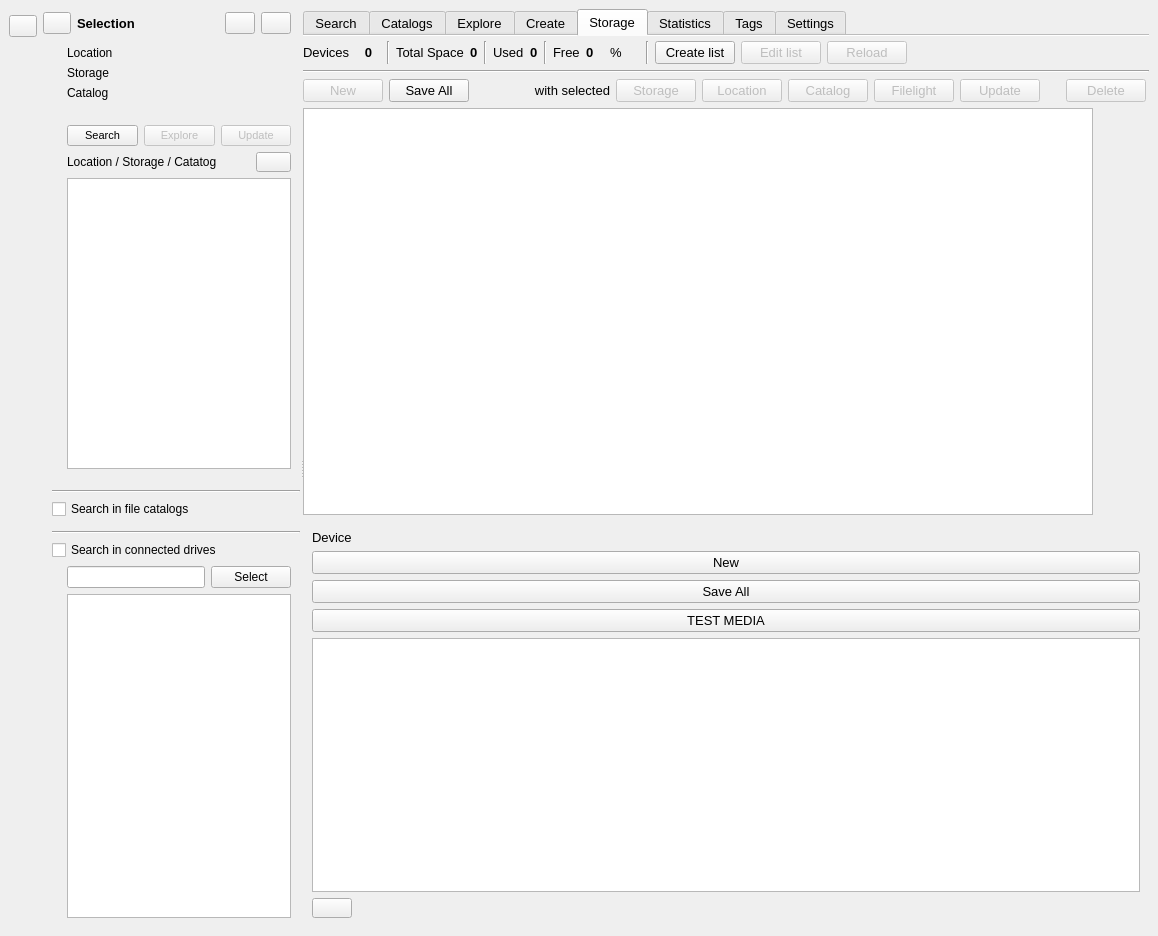
Above: mainwindow.ui from StephaneCouturier/Katalog before the change. Below: the same form after it.
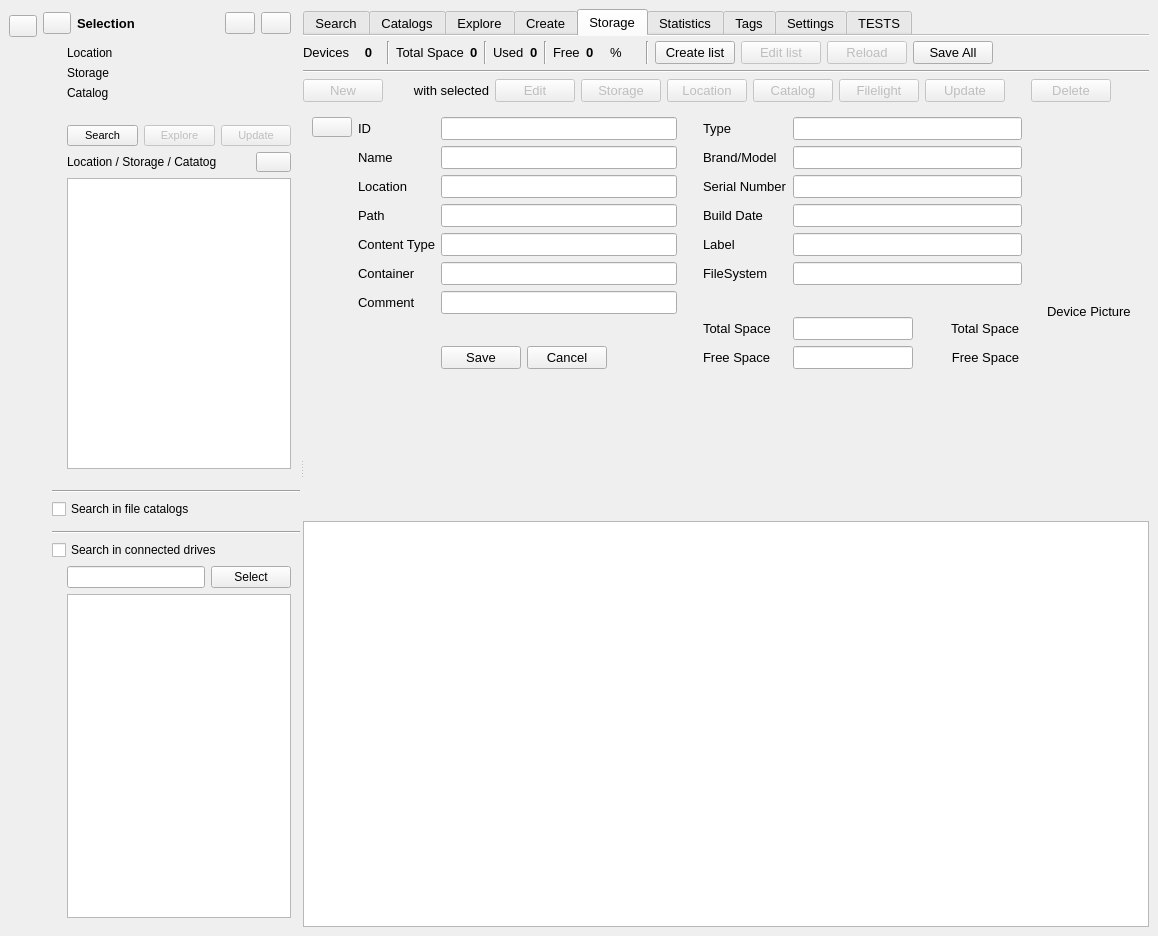
That is the form after the change. The open tabs and pages were chosen to show the change. Icons and pictures are not drawn. Custom widgets are drawn as their Qt base class.

The edit to the form file:
```diff
--- a/mainwindow.ui
+++ b/mainwindow.ui
@@ -234,7 +234,7 @@
                <number>0</number>
               </property>
               <item>
-               <layout class="QHBoxLayout" name="horizontalLayout_10">
+               <layout class="QHBoxLayout" name="Storage_horizontalLayout_10">
                 <item>
                  <widget class="QPushButton" name="Filter_pushButton_Search">
                   <property name="maximumSize">
@@ -5747,199 +5747,6 @@
               </property>
              </widget>
             </item>
-            <item row="2" column="0">
-             <layout class="QHBoxLayout" name="Storage_horizontalLayout_SelectedDevice">
-              <item>
-               <widget class="QPushButton" name="Storage_pushButton_New">
-                <property name="enabled">
-                 <bool>false</bool>
-                </property>
-                <property name="toolTip">
-                 <string>Add a new storage device</string>
-                </property>
-                <property name="text">
-                 <string>New</string>
-                </property>
-                <property name="icon">
-                 <iconset theme="folder-new">
-                  <normaloff>.</normaloff>.</iconset>
-                </property>
-               </widget>
-              </item>
-              <item>
-               <widget class="QPushButton" name="Storage_pushButton_SaveAll">
-                <property name="enabled">
-                 <bool>true</bool>
-                </property>
-                <property name="toolTip">
-                 <string>Save changes made directly in the table below</string>
-                </property>
-                <property name="text">
-                 <string>Save All</string>
-                </property>
-                <property name="icon">
-                 <iconset theme="document-save">
-                  <normaloff>.</normaloff>.</iconset>
-                </property>
-               </widget>
-              </item>
-              <item>
-               <widget class="QLabel" name="Storage_label_WithSelectedStorage">
-                <property name="minimumSize">
-                 <size>
-                  <width>135</width>
-                  <height>0</height>
-                 </size>
-                </property>
-                <property name="font">
-                 <font>
-                  <pointsize>10</pointsize>
-                 </font>
-                </property>
-                <property name="text">
-                 <string>with selected</string>
-                </property>
-                <property name="alignment">
-                 <set>Qt::AlignRight|Qt::AlignTrailing|Qt::AlignVCenter</set>
-                </property>
-                <property name="margin">
-                 <number>4</number>
-                </property>
-               </widget>
-              </item>
-              <item>
-               <widget class="QPushButton" name="Storage_pushButton_SearchStorage">
-                <property name="enabled">
-                 <bool>false</bool>
-                </property>
-                <property name="toolTip">
-                 <string>Search files or folders in the selected storage device</string>
-                </property>
-                <property name="text">
-                 <string>Storage</string>
-                </property>
-                <property name="icon">
-                 <iconset theme="edit-find">
-                  <normaloff>.</normaloff>.</iconset>
-                </property>
-               </widget>
-              </item>
-              <item>
-               <widget class="QPushButton" name="Storage_pushButton_SearchLocation">
-                <property name="enabled">
-                 <bool>false</bool>
-                </property>
-                <property name="toolTip">
-                 <string>Search files or folders in the selected location</string>
-                </property>
-                <property name="text">
-                 <string>Location</string>
-                </property>
-                <property name="icon">
-                 <iconset theme="edit-find">
-                  <normaloff>.</normaloff>.</iconset>
-                </property>
-               </widget>
-              </item>
-              <item>
-               <widget class="QPushButton" name="Storage_pushButton_CreateCatalog">
-                <property name="enabled">
-                 <bool>false</bool>
-                </property>
-                <property name="toolTip">
-                 <string>Create a new catalog for this device</string>
-                </property>
-                <property name="text">
-                 <string>Catalog</string>
-                </property>
-                <property name="icon">
-                 <iconset theme="journal-new">
-                  <normaloff>.</normaloff>.</iconset>
-                </property>
-               </widget>
-              </item>
-              <item>
-               <widget class="QPushButton" name="Storage_pushButton_OpenFilelight">
-                <property name="enabled">
-                 <bool>false</bool>
-                </property>
-                <property name="toolTip">
-                 <string>Open the path in Filelight</string>
-                </property>
-                <property name="text">
-                 <string>Filelight</string>
-                </property>
-                <property name="icon">
-                 <iconset theme="gparted">
-                  <normaloff>.</normaloff>.</iconset>
-                </property>
-               </widget>
-              </item>
-              <item>
-               <widget class="QPushButton" name="Storage_pushButton_Update">
-                <property name="enabled">
-                 <bool>false</bool>
-                </property>
-                <property name="toolTip">
-                 <string>Update the values for the selected device (label, filesystem, total size, free space)</string>
-                </property>
-                <property name="text">
-                 <string>Update</string>
-                </property>
-                <property name="icon">
-                 <iconset theme="media-playlist-repeat">
-                  <normaloff>.</normaloff>.</iconset>
-                </property>
-               </widget>
-              </item>
-              <item>
-               <spacer name="Storage_horizontalSpacer_06">
-                <property name="orientation">
-                 <enum>Qt::Horizontal</enum>
-                </property>
-                <property name="sizeType">
-                 <enum>QSizePolicy::Fixed</enum>
-                </property>
-                <property name="sizeHint" stdset="0">
-                 <size>
-                  <width>20</width>
-                  <height>20</height>
-                 </size>
-                </property>
-               </spacer>
-              </item>
-              <item>
-               <widget class="QPushButton" name="Storage_pushButton_Delete">
-                <property name="enabled">
-                 <bool>false</bool>
-                </property>
-                <property name="toolTip">
-                 <string>Delete the selected device</string>
-                </property>
-                <property name="text">
-                 <string>Delete</string>
-                </property>
-                <property name="icon">
-                 <iconset theme="edit-delete">
-                  <normaloff>.</normaloff>.</iconset>
-                </property>
-               </widget>
-              </item>
-              <item>
-               <spacer name="Storage_horizontalSpacer_07">
-                <property name="orientation">
-                 <enum>Qt::Horizontal</enum>
-                </property>
-                <property name="sizeHint" stdset="0">
-                 <size>
-                  <width>40</width>
-                  <height>20</height>
-                 </size>
-                </property>
-               </spacer>
-              </item>
-             </layout>
-            </item>
             <item row="0" column="0">
              <layout class="QHBoxLayout" name="Storage_horizontalLayout_Summary">
               <item>
@@ -6139,6 +5946,23 @@
                 </property>
                </widget>
               </item>
+              <item>
+               <widget class="QPushButton" name="Storage_pushButton_SaveAll">
+                <property name="enabled">
+                 <bool>true</bool>
+                </property>
+                <property name="toolTip">
+                 <string>Save changes made directly in the table below</string>
+                </property>
+                <property name="text">
+                 <string>Save All</string>
+                </property>
+                <property name="icon">
+                 <iconset theme="document-save">
+                  <normaloff>.</normaloff>.</iconset>
+                </property>
+               </widget>
+              </item>
               <item>
                <spacer name="Storage_horizontalSpacer_05">
                 <property name="orientation">
@@ -6154,70 +5978,200 @@
               </item>
              </layout>
             </item>
-            <item row="4" column="0">
-             <widget class="QWidget" name="Storage_widget" native="true">
-              <layout class="QVBoxLayout" name="verticalLayout_19">
-               <item>
-                <widget class="QLabel" name="Storage_label_PanelDevice">
-                 <property name="text">
-                  <string>Device</string>
-                 </property>
-                </widget>
-               </item>
-               <item>
-                <widget class="QPushButton" name="Storage_pushButton_PanelNew">
-                 <property name="text">
-                  <string>New</string>
-                 </property>
-                </widget>
-               </item>
-               <item>
-                <widget class="QPushButton" name="Storage_pushButton_PanelSaveAll">
-                 <property name="text">
-                  <string>Save All</string>
-                 </property>
-                </widget>
-               </item>
-               <item>
-                <widget class="QPushButton" name="Storage_pushButton_TestMedia">
-                 <property name="text">
-                  <string>TEST MEDIA</string>
-                 </property>
-                </widget>
-               </item>
-               <item>
-                <widget class="QListView" name="Storage_listView_Media"/>
-               </item>
-               <item>
-                <widget class="QPushButton" name="Storage_pushButton_ShowHidePanel">
-                 <property name="maximumSize">
-                  <size>
-                   <width>40</width>
-                   <height>22</height>
-                  </size>
-                 </property>
-                 <property name="toolTip">
-                  <string>Show/Hide Filters and Settings</string>
-                 </property>
-                 <property name="statusTip">
-                  <string/>
-                 </property>
-                 <property name="styleSheet">
-                  <string notr="true">padding: 2px 10px;</string>
-                 </property>
-                 <property name="text">
-                  <string/>
-                 </property>
-                 <property name="icon">
-                  <iconset theme="go-previous">
-                   <normaloff>.</normaloff>.</iconset>
-                 </property>
-                </widget>
-               </item>
-              </layout>
-             </widget>
+            <item row="2" column="0">
+             <layout class="QHBoxLayout" name="Storage_horizontalLayout_SelectedDevice">
+              <item>
+               <widget class="QPushButton" name="Storage_pushButton_New">
+                <property name="enabled">
+                 <bool>false</bool>
+                </property>
+                <property name="toolTip">
+                 <string>Add a new storage device</string>
+                </property>
+                <property name="text">
+                 <string>New</string>
+                </property>
+                <property name="icon">
+                 <iconset theme="folder-new">
+                  <normaloff>.</normaloff>.</iconset>
+                </property>
+               </widget>
+              </item>
+              <item>
+               <widget class="QLabel" name="Storage_label_WithSelectedStorage">
+                <property name="minimumSize">
+                 <size>
+                  <width>100</width>
+                  <height>0</height>
+                 </size>
+                </property>
+                <property name="font">
+                 <font>
+                  <pointsize>10</pointsize>
+                 </font>
+                </property>
+                <property name="text">
+                 <string>with selected</string>
+                </property>
+                <property name="alignment">
+                 <set>Qt::AlignRight|Qt::AlignTrailing|Qt::AlignVCenter</set>
+                </property>
+                <property name="margin">
+                 <number>4</number>
+                </property>
+               </widget>
+              </item>
+              <item>
+               <widget class="QPushButton" name="Storage_pushButton_Edit">
+                <property name="enabled">
+                 <bool>false</bool>
+                </property>
+                <property name="toolTip">
+                 <string>Save changes made directly in the table below</string>
+                </property>
+                <property name="text">
+                 <string>Edit</string>
+                </property>
+                <property name="icon">
+                 <iconset theme="document-edit-sign">
+                  <normaloff>.</normaloff>.</iconset>
+                </property>
+               </widget>
+              </item>
+              <item>
+               <widget class="QPushButton" name="Storage_pushButton_SearchStorage">
+                <property name="enabled">
+                 <bool>false</bool>
+                </property>
+                <property name="toolTip">
+                 <string>Search files or folders in the selected storage device</string>
+                </property>
+                <property name="text">
+                 <string>Storage</string>
+                </property>
+                <property name="icon">
+                 <iconset theme="edit-find">
+                  <normaloff>.</normaloff>.</iconset>
+                </property>
+               </widget>
+              </item>
+              <item>
+               <widget class="QPushButton" name="Storage_pushButton_SearchLocation">
+                <property name="enabled">
+                 <bool>false</bool>
+                </property>
+                <property name="toolTip">
+                 <string>Search files or folders in the selected location</string>
+                </property>
+                <property name="text">
+                 <string>Location</string>
+                </property>
+                <property name="icon">
+                 <iconset theme="edit-find">
+                  <normaloff>.</normaloff>.</iconset>
+                </property>
+               </widget>
+              </item>
+              <item>
+               <widget class="QPushButton" name="Storage_pushButton_CreateCatalog">
+                <property name="enabled">
+                 <bool>false</bool>
+                </property>
+                <property name="toolTip">
+                 <string>Create a new catalog for this device</string>
+                </property>
+                <property name="text">
+                 <string>Catalog</string>
+                </property>
+                <property name="icon">
+                 <iconset theme="journal-new">
+                  <normaloff>.</normaloff>.</iconset>
+                </property>
+               </widget>
+              </item>
+              <item>
+               <widget class="QPushButton" name="Storage_pushButton_OpenFilelight">
+                <property name="enabled">
+                 <bool>false</bool>
+                </property>
+                <property name="toolTip">
+                 <string>Open the path in Filelight</string>
+                </property>
+                <property name="text">
+                 <string>Filelight</string>
+                </property>
+                <property name="icon">
+                 <iconset theme="gparted">
+                  <normaloff>.</normaloff>.</iconset>
+                </property>
+               </widget>
+              </item>
+              <item>
+               <widget class="QPushButton" name="Storage_pushButton_Update">
+                <property name="enabled">
+                 <bool>false</bool>
+                </property>
+                <property name="toolTip">
+                 <string>Update the values for the selected device (label, filesystem, total size, free space)</string>
+                </property>
+                <property name="text">
+                 <string>Update</string>
+                </property>
+                <property name="icon">
+                 <iconset theme="media-playlist-repeat">
+                  <normaloff>.</normaloff>.</iconset>
+                </property>
+               </widget>
+              </item>
+              <item>
+               <spacer name="Storage_horizontalSpacer_06">
+                <property name="orientation">
+                 <enum>Qt::Horizontal</enum>
+                </property>
+                <property name="sizeType">
+                 <enum>QSizePolicy::Fixed</enum>
+                </property>
+                <property name="sizeHint" stdset="0">
+                 <size>
+                  <width>20</width>
+                  <height>20</height>
+                 </size>
+                </property>
+               </spacer>
+              </item>
+              <item>
+               <widget class="QPushButton" name="Storage_pushButton_Delete">
+                <property name="enabled">
+                 <bool>false</bool>
+                </property>
+                <property name="toolTip">
+                 <string>Delete the selected device</string>
+                </property>
+                <property name="text">
+                 <string>Delete</string>
+                </property>
+                <property name="icon">
+                 <iconset theme="edit-delete">
+                  <normaloff>.</normaloff>.</iconset>
+                </property>
+               </widget>
+              </item>
+              <item>
+               <spacer name="Storage_horizontalSpacer_07">
+                <property name="orientation">
+                 <enum>Qt::Horizontal</enum>
+                </property>
+                <property name="sizeHint" stdset="0">
+                 <size>
+                  <width>40</width>
+                  <height>20</height>
+                 </size>
+                </property>
+               </spacer>
+              </item>
+             </layout>
             </item>
-            <item row="3" column="0">
+            <item row="4" column="0">
              <layout class="QHBoxLayout" name="Storage_horizontalLayout_ListAndPanel">
               <item>
                <widget class="QTreeView" name="Storage_treeView_StorageList">
@@ -6235,11 +6189,41 @@
                 </property>
                </widget>
               </item>
-              <item>
-               <widget class="QWidget" name="Storage_widget_EditPanel" native="true">
-                <layout class="QGridLayout" name="gridLayout_5">
-                 <item row="4" column="2">
-                  <spacer name="Storage_spacer">
+             </layout>
+            </item>
+            <item row="3" column="0">
+             <widget class="QWidget" name="Storage_widget_Panel" native="true">
+              <layout class="QHBoxLayout" name="horizontalLayout_4">
+               <item>
+                <layout class="QVBoxLayout" name="verticalLayout_21">
+                 <item>
+                  <widget class="QPushButton" name="Storage_pushButton_ShowHidePanel">
+                   <property name="maximumSize">
+                    <size>
+                     <width>40</width>
+                     <height>22</height>
+                    </size>
+                   </property>
+                   <property name="toolTip">
+                    <string>Show/Hide Filters and Settings</string>
+                   </property>
+                   <property name="statusTip">
+                    <string/>
+                   </property>
+                   <property name="styleSheet">
+                    <string notr="true">padding: 2px 10px;</string>
+                   </property>
+                   <property name="text">
+                    <string/>
+                   </property>
+                   <property name="icon">
+                    <iconset theme="go-up">
+                     <normaloff>.</normaloff>.</iconset>
+                   </property>
+                  </widget>
+                 </item>
+                 <item>
+                  <spacer name="verticalSpacer">
                    <property name="orientation">
                     <enum>Qt::Vertical</enum>
                    </property>
@@ -6251,15 +6235,358 @@
                    </property>
                   </spacer>
                  </item>
-                 <item row="1" column="0" rowspan="2" colspan="3">
-                  <widget class="QWidget" name="Storage_widget_DevicePanelForm" native="true">
-                   <layout class="QVBoxLayout" name="verticalLayout_5"/>
+                </layout>
+               </item>
+               <item>
+                <layout class="QVBoxLayout" name="verticalLayout_19">
+                 <item>
+                  <layout class="QFormLayout" name="formLayout">
+                   <item row="0" column="0">
+                    <widget class="QLabel" name="label_3">
+                     <property name="text">
+                      <string>ID</string>
+                     </property>
+                    </widget>
+                   </item>
+                   <item row="0" column="1">
+                    <widget class="QLineEdit" name="Storage_lineEdit_Panel_ID"/>
+                   </item>
+                   <item row="1" column="0">
+                    <widget class="QLabel" name="label">
+                     <property name="text">
+                      <string>Name</string>
+                     </property>
+                    </widget>
+                   </item>
+                   <item row="1" column="1">
+                    <widget class="QLineEdit" name="Storage_lineEdit_Panel_Name"/>
+                   </item>
+                   <item row="3" column="0">
+                    <widget class="QLabel" name="label_4">
+                     <property name="text">
+                      <string>Location</string>
+                     </property>
+                    </widget>
+                   </item>
+                   <item row="3" column="1">
+                    <widget class="QLineEdit" name="Storage_lineEdit_Panel_Location"/>
+                   </item>
+                   <item row="4" column="0">
+                    <widget class="QLabel" name="label_5">
+                     <property name="text">
+                      <string>Path</string>
+                     </property>
+                    </widget>
+                   </item>
+                   <item row="4" column="1">
+                    <widget class="QLineEdit" name="Storage_lineEdit_Panel_Path"/>
+                   </item>
+                   <item row="12" column="0">
+                    <widget class="QLabel" name="label_14">
+                     <property name="text">
+                      <string>Content Type</string>
+                     </property>
+                    </widget>
+                   </item>
+                   <item row="12" column="1">
+                    <widget class="QLineEdit" name="Storage_lineEdit_Panel_ContentType"/>
+                   </item>
+                   <item row="13" column="0">
+                    <widget class="QLabel" name="label_15">
+                     <property name="text">
+                      <string>Container</string>
+                     </property>
+                    </widget>
+                   </item>
+                   <item row="13" column="1">
+                    <widget class="QLineEdit" name="Storage_lineEdit_Panel_Container"/>
+                   </item>
+                   <item row="14" column="0">
+                    <widget class="QLabel" name="label_16">
+                     <property name="text">
+                      <string>Comment</string>
+                     </property>
+                    </widget>
+                   </item>
+                   <item row="14" column="1">
+                    <widget class="QLineEdit" name="Storage_lineEdit_Panel_Comment"/>
+                   </item>
+                   <item row="15" column="0">
+                    <spacer name="horizontalSpacer_2">
+                     <property name="orientation">
+                      <enum>Qt::Horizontal</enum>
+                     </property>
+                     <property name="sizeHint" stdset="0">
+                      <size>
+                       <width>40</width>
+                       <height>20</height>
+                      </size>
+                     </property>
+                    </spacer>
+                   </item>
+                   <item row="16" column="1">
+                    <layout class="QHBoxLayout" name="horizontalLayout_13">
+                     <item>
+                      <widget class="QPushButton" name="Storage_pushButton_PanelSave">
+                       <property name="text">
+                        <string>Save</string>
+                       </property>
+                       <property name="icon">
+                        <iconset theme="document-save">
+                         <normaloff>.</normaloff>.</iconset>
+                       </property>
+                      </widget>
+                     </item>
+                     <item>
+                      <widget class="QPushButton" name="Storage_pushButton_PanelCancel">
+                       <property name="text">
+                        <string>Cancel</string>
+                       </property>
+                       <property name="icon">
+                        <iconset theme="dialog-cancel">
+                         <normaloff>.</normaloff>.</iconset>
+                       </property>
+                      </widget>
+                     </item>
+                     <item>
+                      <spacer name="horizontalSpacer_6">
+                       <property name="orientation">
+                        <enum>Qt::Horizontal</enum>
+                       </property>
+                       <property name="sizeHint" stdset="0">
+                        <size>
+                         <width>40</width>
+                         <height>20</height>
+                        </size>
+                       </property>
+                      </spacer>
+                     </item>
+                    </layout>
+                   </item>
+                  </layout>
+                 </item>
+                 <item>
+                  <layout class="QHBoxLayout" name="horizontalLayout_5"/>
+                 </item>
+                </layout>
+               </item>
+               <item>
+                <spacer name="horizontalSpacer_4">
+                 <property name="orientation">
+                  <enum>Qt::Horizontal</enum>
+                 </property>
+                 <property name="sizeType">
+                  <enum>QSizePolicy::Fixed</enum>
+                 </property>
+                 <property name="sizeHint" stdset="0">
+                  <size>
+                   <width>20</width>
+                   <height>20</height>
+                  </size>
+                 </property>
+                </spacer>
+               </item>
+               <item>
+                <layout class="QFormLayout" name="formLayout_2">
+                 <item row="0" column="0">
+                  <widget class="QLabel" name="label_2">
+                   <property name="text">
+                    <string>Type</string>
+                   </property>
                   </widget>
                  </item>
+                 <item row="0" column="1">
+                  <widget class="QLineEdit" name="Storage_lineEdit_Panel_Type"/>
+                 </item>
+                 <item row="1" column="0">
+                  <widget class="QLabel" name="label_10">
+                   <property name="text">
+                    <string>Brand/Model</string>
+                   </property>
+                  </widget>
+                 </item>
+                 <item row="1" column="1">
+                  <widget class="QLineEdit" name="Storage_lineEdit_Panel_BrandModel"/>
+                 </item>
+                 <item row="2" column="0">
+                  <widget class="QLabel" name="label_12">
+                   <property name="text">
+                    <string>Serial Number</string>
+                   </property>
+                  </widget>
+                 </item>
+                 <item row="2" column="1">
+                  <widget class="QLineEdit" name="Storage_lineEdit_Panel_SerialNumber"/>
+                 </item>
+                 <item row="3" column="0">
+                  <widget class="QLabel" name="label_13">
+                   <property name="text">
+                    <string>Build Date</string>
+                   </property>
+                  </widget>
+                 </item>
+                 <item row="3" column="1">
+                  <widget class="QLineEdit" name="Storage_lineEdit_Panel_BuildDate"/>
+                 </item>
+                 <item row="4" column="0">
+                  <widget class="QLabel" name="label_6">
+                   <property name="text">
+                    <string>Label</string>
+                   </property>
+                  </widget>
+                 </item>
+                 <item row="4" column="1">
+                  <widget class="QLineEdit" name="Storage_lineEdit_Panel_Label"/>
+                 </item>
+                 <item row="5" column="0">
+                  <widget class="QLabel" name="label_7">
+                   <property name="text">
+                    <string>FileSystem</string>
+                   </property>
+                  </widget>
+                 </item>
+                 <item row="5" column="1">
+                  <widget class="QLineEdit" name="Storage_lineEdit_Panel_FileSystem"/>
+                 </item>
+                 <item row="6" column="0">
+                  <spacer name="verticalSpacer_3">
+                   <property name="orientation">
+                    <enum>Qt::Vertical</enum>
+                   </property>
+                   <property name="sizeType">
+                    <enum>QSizePolicy::Fixed</enum>
+                   </property>
+                   <property name="sizeHint" stdset="0">
+                    <size>
+                     <width>20</width>
+                     <height>20</height>
+                    </size>
+                   </property>
+                  </spacer>
+                 </item>
+                 <item row="7" column="0">
+                  <widget class="QLabel" name="label_8">
+                   <property name="text">
+                    <string>Total Space</string>
+                   </property>
+                  </widget>
+                 </item>
+                 <item row="8" column="0">
+                  <widget class="QLabel" name="label_9">
+                   <property name="text">
+                    <string>Free Space</string>
+                   </property>
+                  </widget>
+                 </item>
+                 <item row="7" column="1">
+                  <layout class="QHBoxLayout" name="horizontalLayout_9">
+                   <item>
+                    <widget class="QLineEdit" name="Storage_lineEdit_Panel_Total">
+                     <property name="maximumSize">
+                      <size>
+                       <width>120</width>
+                       <height>16777215</height>
+                      </size>
+                     </property>
+                     <property name="alignment">
+                      <set>Qt::AlignRight|Qt::AlignTrailing|Qt::AlignVCenter</set>
+                     </property>
+                    </widget>
+                   </item>
+                   <item>
+                    <widget class="QLabel" name="Storage_label_Panel_TotalSpace">
+                     <property name="maximumSize">
+                      <size>
+                       <width>100</width>
+                       <height>16777215</height>
+                      </size>
+                     </property>
+                     <property name="text">
+                      <string>Total Space</string>
+                     </property>
+                     <property name="alignment">
+                      <set>Qt::AlignRight|Qt::AlignTrailing|Qt::AlignVCenter</set>
+                     </property>
+                    </widget>
+                   </item>
+                  </layout>
+                 </item>
+                 <item row="8" column="1">
+                  <layout class="QHBoxLayout" name="horizontalLayout_10">
+                   <item>
+                    <widget class="QLineEdit" name="Storage_lineEdit_Panel_Free">
+                     <property name="maximumSize">
+                      <size>
+                       <width>120</width>
+                       <height>16777215</height>
+                      </size>
+                     </property>
+                     <property name="alignment">
+                      <set>Qt::AlignRight|Qt::AlignTrailing|Qt::AlignVCenter</set>
+                     </property>
+                    </widget>
+                   </item>
+                   <item>
+                    <widget class="QLabel" name="Storage_label_Panel_FreeSpace">
+                     <property name="maximumSize">
+                      <size>
+                       <width>100</width>
+                       <height>16777215</height>
+                      </size>
+                     </property>
+                     <property name="text">
+                      <string>Free Space</string>
+                     </property>
+                     <property name="alignment">
+                      <set>Qt::AlignRight|Qt::AlignTrailing|Qt::AlignVCenter</set>
+                     </property>
+                    </widget>
+                   </item>
+                  </layout>
+                 </item>
                 </layout>
-               </widget>
-              </item>
-             </layout>
+               </item>
+               <item>
+                <spacer name="horizontalSpacer_5">
+                 <property name="orientation">
+                  <enum>Qt::Horizontal</enum>
+                 </property>
+                 <property name="sizeType">
+                  <enum>QSizePolicy::Fixed</enum>
+                 </property>
+                 <property name="sizeHint" stdset="0">
+                  <size>
+                   <width>10</width>
+                   <height>20</height>
+                  </size>
+                 </property>
+                </spacer>
+               </item>
+               <item>
+                <layout class="QVBoxLayout" name="verticalLayout_23">
+                 <item>
+                  <widget class="QWidget" name="Storage_widget_Picture" native="true">
+                   <property name="maximumSize">
+                    <size>
+                     <width>200</width>
+                     <height>300</height>
+                    </size>
+                   </property>
+                   <layout class="QVBoxLayout" name="verticalLayout_20">
+                    <item>
+                     <widget class="QLabel" name="Storage_label_Picture">
+                      <property name="text">
+                       <string>Device Picture</string>
+                      </property>
+                     </widget>
+                    </item>
+                   </layout>
+                  </widget>
+                 </item>
+                </layout>
+               </item>
+              </layout>
+             </widget>
             </item>
            </layout>
           </widget>
@@ -7861,6 +8188,38 @@
             </item>
            </layout>
           </widget>
+          <widget class="QWidget" name="tab">
+           <attribute name="icon">
+            <iconset theme="video-display">
+             <normaloff>.</normaloff>.</iconset>
+           </attribute>
+           <attribute name="title">
+            <string>TESTS</string>
+           </attribute>
+           <widget class="QPushButton" name="Storage_pushButton_TestMedia">
+            <property name="geometry">
+             <rect>
+              <x>70</x>
+              <y>100</y>
+              <width>191</width>
+              <height>26</height>
+             </rect>
+            </property>
+            <property name="text">
+             <string>TEST MEDIA</string>
+            </property>
+           </widget>
+           <widget class="QListView" name="Storage_listView_Media">
+            <property name="geometry">
+             <rect>
+              <x>80</x>
+              <y>190</y>
+              <width>581</width>
+              <height>174</height>
+             </rect>
+            </property>
+           </widget>
+          </widget>
          </widget>
         </item>
        </layout>
```
Left out of the diff: 146 changed lines with no effect on the pictures.
